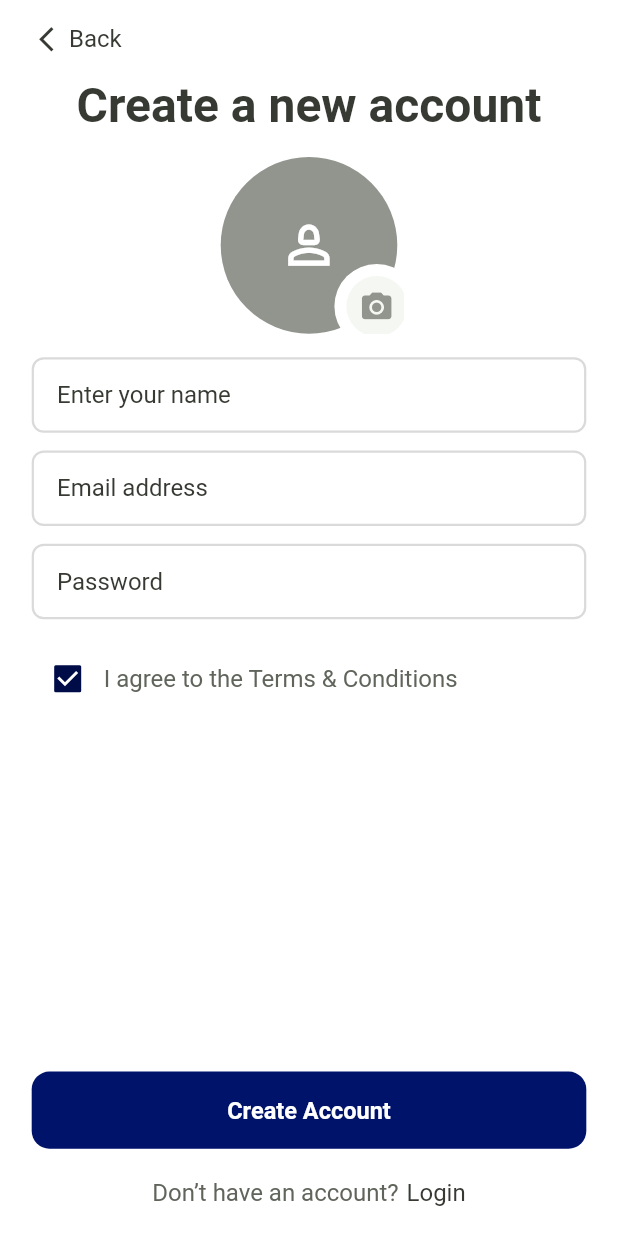
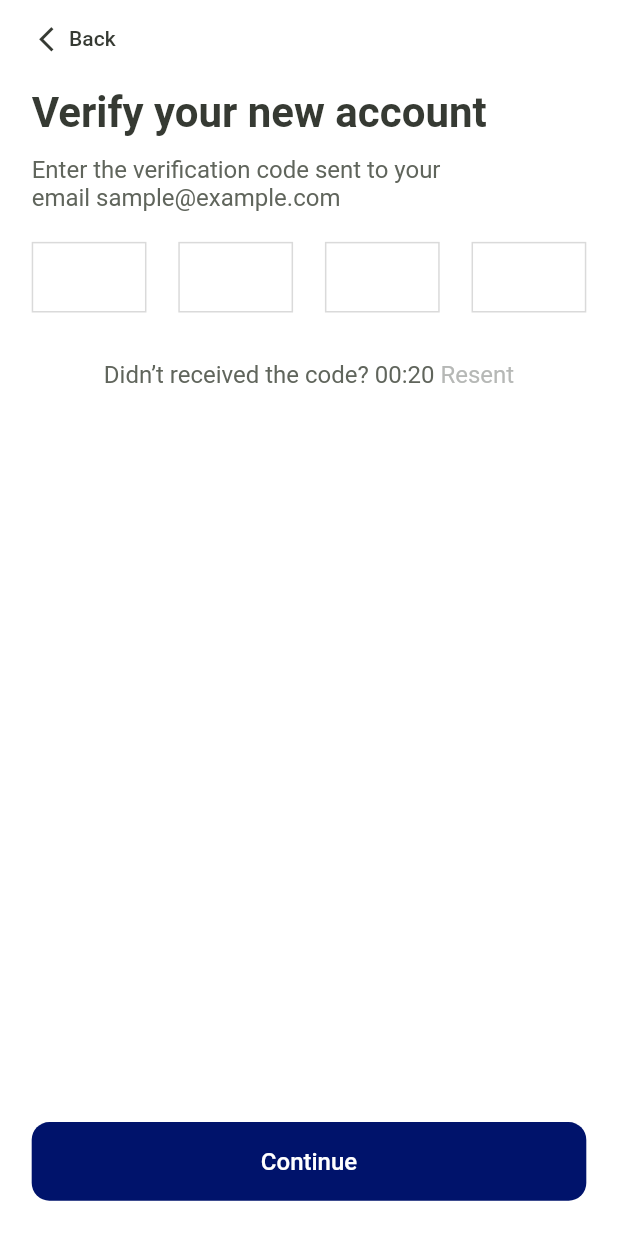
Before and after one commit to backbencherstudio/chatterStick_streaming, a Flutter app: the SignUpScreen screen opened by its route, after a tap on "Create Account", on a phone screen of 412 x 824 dp. Run offline on Flutter 3.47's test engine with Material 3 defaults, Android fonts, the phone set to English and light mode, and no system bars; drawn by our look-alikes of pin_code_fields; our stand-ins replace connectivity_plus, dio, email_validator, flutter_riverpod, flutter_screenutil, flutter_svg and 3 more; accounts and stored records are empty.

Commit message:
auth flow is done

```diff
--- a/lib/core/route/route_config.dart
+++ b/lib/core/route/route_config.dart
@@ -7,6 +7,7 @@ import 'package:flutter/material.dart';
 import '../../presentation/auth/login/view/create_new_password_screen.dart';
 import '../../presentation/auth/login/view/verify_otp_screen.dart';
 import '../../presentation/auth/sign_up/view/sign_up_screen.dart';
+import '../../presentation/auth/sign_up/view/verify_new_account_otp_screen.dart';
 import '../../presentation/notification/view/notification_screen.dart';
 
 
@@ -30,6 +31,8 @@ class AppRouter {
         return MaterialPageRoute(builder: (_) => const CreateNewPasswordScreen());
         case RouteName.signUpScreen:
         return MaterialPageRoute(builder: (_) => const SignUpScreen());
+        case RouteName.verifyNewAccountOtpScreen:
+        return MaterialPageRoute(builder: (_) => const VerifyNewAccountOtpScreen());
       default:
         return MaterialPageRoute(
           builder: (_) =>
--- a/lib/core/route/route_name.dart
+++ b/lib/core/route/route_name.dart
@@ -8,5 +8,6 @@ class RouteName {
    static const String verifyOTPScreen = '/VerifyOTPScreen';
    static const String createNewPasswordScreen = '/CreateNewPasswordScreen';
    static const String signUpScreen = '/SignUpScreen';
+   static const String verifyNewAccountOtpScreen = '/VerifyNewAccountOtpScreen';
 
 }
--- a/lib/presentation/auth/login/view/create_new_password_screen.dart
+++ b/lib/presentation/auth/login/view/create_new_password_screen.dart
@@ -140,7 +140,7 @@ class _CreateNewPasswordScreenState extends State<CreateNewPasswordScreen> {
                           if (_formKey.currentState!.validate()) {
                             Navigator.pushNamed(
                               context,
-                              RouteName.createNewPasswordScreen,
+                              RouteName.loginScreen,
                             );
                           }
                         },
--- a/lib/presentation/auth/sign_up/view/sign_up_screen.dart
+++ b/lib/presentation/auth/sign_up/view/sign_up_screen.dart
@@ -45,13 +45,15 @@ class _SignUpScreenState extends State<SignUpScreen> {
 
               Expanded(
                 child: Column(
+                  crossAxisAlignment: CrossAxisAlignment.start,
                   children: [
                     Text(
                       'Create a new account',
                       style: getBoldStyle32(color: ColorManager.mediumText),
                     ),
                     SizedBox(height: 16.h),
-                    Stack(
+                    Center(
+                      child: Stack(
                         children: [
                           Container(
                             height: 120.h,
@@ -95,6 +97,7 @@ class _SignUpScreenState extends State<SignUpScreen> {
                             ),
                           ),
                         ],
+                      ),
                     ),
 
                     SizedBox(height: 16.h),
@@ -144,7 +147,9 @@ class _SignUpScreenState extends State<SignUpScreen> {
                     PrimaryButton(
                       title: 'Create Account',
                       width: double.infinity,
-                      onTap: () {},
+                      onTap: () {
+                        Navigator.pushNamed(context, RouteName.verifyNewAccountOtpScreen);
+                      },
                     ),
                     SizedBox(height: 20.h),
                     Row(
--- /dev/null
+++ b/lib/presentation/auth/sign_up/view/verify_new_account_otp_screen.dart
@@ -0,0 +1,165 @@
+import 'package:chatterstick_streaming_app/core/resource/constansts/color_manger.dart';
+import 'package:chatterstick_streaming_app/core/resource/font_manager.dart';
+import 'package:chatterstick_streaming_app/core/resource/style_manager.dart';
+import 'package:chatterstick_streaming_app/core/resource/values_manager.dart';
+import 'package:chatterstick_streaming_app/core/route/route_name.dart';
+import 'package:chatterstick_streaming_app/presentation/widgets/primery_button.dart';
+import 'package:flutter/material.dart';
+import 'package:flutter_screenutil/flutter_screenutil.dart';
+import 'package:pin_code_fields/pin_code_fields.dart';
+
+class VerifyNewAccountOtpScreen extends StatefulWidget {
+  const VerifyNewAccountOtpScreen({super.key});
+
+  @override
+  State<VerifyNewAccountOtpScreen> createState() =>
+      _VerifyNewAccountOtpScreenState();
+}
+
+class _VerifyNewAccountOtpScreenState extends State<VerifyNewAccountOtpScreen> {
+  String otpValue = "";
+
+  @override
+  Widget build(BuildContext context) {
+    final style = Theme.of(context).textTheme;
+
+    return Scaffold(
+      body: SafeArea(
+        child: Padding(
+          padding: EdgeInsets.symmetric(horizontal: 20.w),
+          child: Column(
+            crossAxisAlignment: CrossAxisAlignment.start,
+            children: [
+              SizedBox(height: 16.h),
+              GestureDetector(
+                onTap: () => Navigator.pop(context),
+                child: Row(
+                  children: [
+                    Icon(
+                      Icons.arrow_back_ios_new,
+                      size: 20.sp,
+                      color: ColorManager.mediumText,
+                    ),
+                    SizedBox(width: 5.w),
+                    Text(
+                      'Back',
+                      style: style.bodyMedium?.copyWith(
+                        color: ColorManager.mediumText,
+                        fontWeight: FontWeight.w500,
+                      ),
+                    ),
+                  ],
+                ),
+              ),
+              SizedBox(height: 24.h),
+              Expanded(
+                child: Column(
+                  crossAxisAlignment: CrossAxisAlignment.start,
+                  children: [
+                    Text(
+                      "Verify your new account",
+                      style: getBoldStyle32(
+                        color: ColorManager.mediumText,
+                        fontWeight: FontWeightManager.semiBold600,
+                        fontSize: FontSize.s28,
+                      ),
+                    ),
+                    SizedBox(height: 12.h),
+
+                    Text(
+                      "Enter the verification code sent to your\nemail sample@example.com",
+                      style: getRegularStyle16(
+                        color: ColorManager.subtitleText1,
+                      ),
+                    ),
+                    SizedBox(height: 20.h),
+
+                    // OTP Input using PinCodeTextField
+                    PinCodeTextField(
+                      appContext: context,
+                      length: 4,
+                      obscureText: false,
+                      animationType: AnimationType.scale,
+                      keyboardType: TextInputType.number,
+                      cursorColor: ColorManager.primary,
+                      textStyle: TextStyle(
+                        fontWeight: FontWeight.w600,
+                        color: ColorManager.titleText,
+                      ),
+                      pinTheme: PinTheme(
+                        shape: PinCodeFieldShape.box,
+                        fieldHeight: 48.h,
+                        fieldWidth: 78.h,
+                        borderWidth: 1,
+                        inactiveColor: ColorManager.borderColor,
+                        selectedColor: ColorManager.primary,
+                        activeColor: ColorManager.titleText,
+                        inactiveFillColor: ColorManager.whiteColor,
+                        selectedFillColor: ColorManager.whiteColor,
+                        activeFillColor: ColorManager.whiteColor,
+                      ),
+                      enableActiveFill: true,
+                      animationDuration: const Duration(milliseconds: 200),
+                      onChanged: (value) {
+                        setState(() {
+                          otpValue = value;
+                        });
+                      },
+                      onCompleted: (value) {},
+                    ),
+                    SizedBox(height: 16.h),
+                    Row(
+                      mainAxisAlignment: MainAxisAlignment.center,
+                      spacing: AppSize.s4,
+                      children: [
+                        Text(
+                          'Didn’t received the code?',
+                          style: getRegularStyle16(
+                            color: ColorManager.subtitleText1,
+                            fontWeight: FontWeightManager.regular400,
+                          ),
+                        ),
+                        Text(
+                          '00:20',
+                          style: getRegularStyle16(
+                            color: ColorManager.subtitleText1,
+                            fontWeight: FontWeightManager.regular400,
+                          ),
+                        ),
+                        Text(
+                          'Resent',
+                          style: getRegularStyle16(
+                            color: ColorManager.subtitleText2,
+                            fontWeight: FontWeightManager.regular400,
+                          ),
+                        ),
+                      ],
+                    ),
+
+                    Spacer(),
+
+                    // Continue Button
+                    PrimaryButton(
+                      title: "Continue",
+                      width: double.infinity,
+                      containerColor: ColorManager.primary,
+                      textStyle: getRegularStyle16(
+                        color: ColorManager.whiteColor,
+                        fontWeight: FontWeight.w500,
+                      ),
+                      onTap: () {
+                        Navigator.pushNamed(context, RouteName.loginScreen);
+                      },
+                    ),
+
+                    SizedBox(height: 24.h),
+                  ],
+                ),
+              ),
+            ],
+          ),
+        ),
+      ),
+    );
+  }
+}
```
Lines whose indentation alone changed are shown as unchanged.
